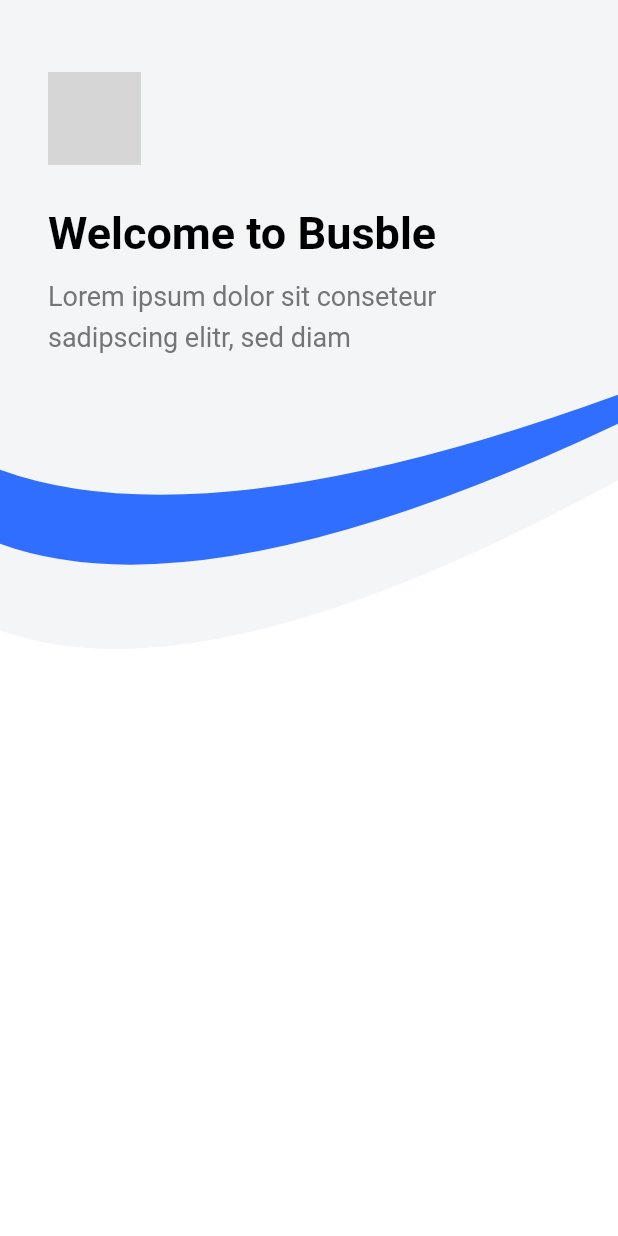
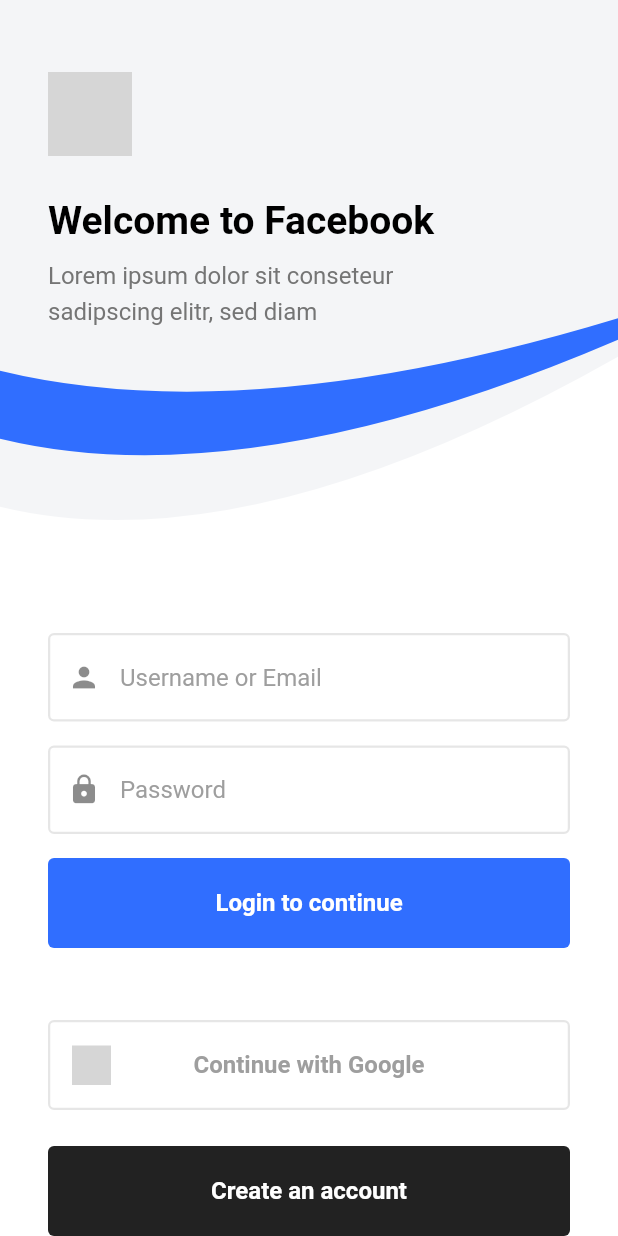
Before and after one commit to Danopie/onboarding_concept, a Flutter app: the LoginPage screen opened directly, on a phone screen of 412 x 824 dp. Run offline on Flutter 3.47's test engine with Material 2 defaults, Android fonts, the phone set to English and light mode, and no system bars; our stand-ins replace flutter_svg; network calls fail; grey boxes are pictures that could not be loaded.

```diff
--- a/lib/login_page.dart
+++ b/lib/login_page.dart
@@ -1,4 +1,7 @@
+import 'package:flutter/cupertino.dart';
 import 'package:flutter/material.dart';
+import 'package:flutter/widgets.dart';
+import 'package:flutter_svg/flutter_svg.dart';
 import 'package:onboardingconcept/constants.dart';
 import 'package:onboardingconcept/onboarding_page.dart';
 
@@ -27,7 +30,8 @@ class _LoginPageState extends State<LoginPage> {
     return Scaffold(
       backgroundColor: Colors.white,
       body: Stack(
-        children: [
+        children: <Widget>[
+          buildForms(context),
           buildSecondBackgroundCurve(context),
           buildFirstBackgroundCurve(context),
           buildHeader(context),
@@ -41,8 +45,8 @@ class _LoginPageState extends State<LoginPage> {
     return ClipPath(
       clipper: CurveClipper(
         lowerHeightRatio: 1.0,
-        upperHeightRatio: 0.38,
-        rightOffset: 50,
+        upperHeightRatio: 0.3,
+        rightOffset: 35,
         animation: CurvedAnimation(
             parent: animation, curve: Interval(0.3, 0.8, curve: Curves.easeIn)),
       ),
@@ -57,46 +61,36 @@ class _LoginPageState extends State<LoginPage> {
           children: [
             FadeTransition(
                 opacity:
-                    CurvedAnimation(parent: animation, curve: Interval(0, 0.2)),
+                    CurvedAnimation(parent: animation, curve: Interval(0, 0.3)),
                 child: Logo(
-                  size: 62,
+                  size: 56,
                 )),
             Container(
               height: 28,
             ),
-            FadeTransition(
-              opacity: Tween<double>(begin: 0.0, end: 1.0).animate(
-                  CurvedAnimation(
-                      parent: animation, curve: Interval(0.1, 0.4))),
-              child: SlideTransition(
-                position: Tween<Offset>(begin: Offset(0, 1), end: Offset.zero)
-                    .animate(CurvedAnimation(
-                        parent: animation, curve: Interval(0.1, 0.4))),
+            FadeAndSlideInWidget(
+              animation:
+                  CurvedAnimation(parent: animation, curve: Interval(0.1, 0.4)),
+              slideOffset: Offset(0, 1),
               child: Text(
-                  "Welcome to Busble",
+                "Welcome to Facebook",
                 style: TextStyle(
-                      fontSize: 30,
+                    fontSize: 26,
                     color: Colors.black,
                     fontWeight: FontWeight.bold),
               ),
             ),
+            Container(
+              height: 8,
             ),
-            Container(
-              height: 10,
-            ),
-            FadeTransition(
-              opacity: Tween<double>(begin: 0.0, end: 1.0).animate(
-                  CurvedAnimation(
-                      parent: animation, curve: Interval(0.1, 0.4))),
-              child: SlideTransition(
-                position: Tween<Offset>(begin: Offset(0, 1.5), end: Offset.zero)
-                    .animate(CurvedAnimation(
-                        parent: animation, curve: Interval(0.1, 0.4))),
+            FadeAndSlideInWidget(
+              animation:
+                  CurvedAnimation(parent: animation, curve: Interval(0.1, 0.4)),
+              slideOffset: Offset(0, 1.5),
               child: Text(
                 "Lorem ipsum dolor sit conseteur\nsadipscing elitr, sed diam",
                 style: TextStyle(
-                      fontSize: 18, color: Colors.grey[600], height: 1.5),
-                ),
+                    fontSize: 16, color: Colors.grey[600], height: 1.5),
               ),
             ),
           ],
@@ -110,11 +104,15 @@ class _LoginPageState extends State<LoginPage> {
     return ClipPath(
       clipper: CurveClipper(
           lowerHeightRatio: 1.0,
-          upperHeightRatio: 0.44,
-          rightOffset: 80,
+          upperHeightRatio: 0.355,
+          rightOffset: 66,
           animation: CurvedAnimation(
               parent: animation,
-              curve: Interval(0.5, 0.85, curve: Curves.easeIn))),
+              curve: Interval(
+                0.5,
+                0.8,
+                curve: Curves.easeIn,
+              ))),
       child: Container(
         color: kBlue,
       ),
@@ -126,13 +124,225 @@ class _LoginPageState extends State<LoginPage> {
     return ClipPath(
       clipper: CurveClipper(
           lowerHeightRatio: 2.0,
-          upperHeightRatio: 0.51,
+          upperHeightRatio: 0.41,
           rightOffset: 100,
           animation: CurvedAnimation(
               parent: animation,
-              curve: Interval(0.6, 0.9, curve: Curves.easeIn))),
+              curve: Interval(0.6, 0.8, curve: Curves.easeIn))),
       child: Container(
         color: kGrey,
+      ),
+    );
+  }
+
+  Widget buildForms(BuildContext context) {
+    final animation = ModalRoute.of(context).animation;
+    final curvedAnimation = CurvedAnimation(
+        parent: animation, curve: Interval(0.82, 1.0, curve: Curves.easeInOut));
+    return Container(
+      margin: EdgeInsets.symmetric(horizontal: kPaddingL),
+      child: Column(
+        children: [
+          Spacer(
+            flex: 3,
+          ),
+          Expanded(
+            flex: 4,
+            child: Column(
+              mainAxisAlignment: MainAxisAlignment.end,
+              children: [
+                FadeAndSlideInWidget(
+                  slideOffset: Offset(0, 0.5),
+                  animation: curvedAnimation,
+                  child: InputTextField(
+                    icon: Icons.person,
+                    text: "Username or Email",
+                  ),
+                ),
+                Container(
+                  height: 16,
+                ),
+                FadeAndSlideInWidget(
+                  slideOffset: Offset(0, 0.75),
+                  animation: curvedAnimation,
+                  child: InputTextField(
+                    icon: Icons.lock,
+                    text: "Password",
+                  ),
+                ),
+                Container(
+                  height: 16,
+                ),
+                FadeAndSlideInWidget(
+                    slideOffset: Offset(0, 1),
+                    animation: curvedAnimation,
+                    child: LoginButton()),
+                Container(
+                  height: 48,
+                ),
+                FadeAndSlideInWidget(
+                    slideOffset: Offset(0, 1.25),
+                    animation: curvedAnimation,
+                    child: GoogleButton()),
+                Container(
+                  height: 24,
+                ),
+                FadeAndSlideInWidget(
+                    slideOffset: Offset(0, 1.5),
+                    animation: curvedAnimation,
+                    child: CreateAccountButton()),
+              ],
+            ),
+          ),
+          Container(
+            height: MediaQuery.of(context).padding.bottom,
+          ),
+        ],
+      ),
+    );
+  }
+}
+
+class FadeAndSlideInWidget extends StatelessWidget {
+  final Animation<double> animation;
+  final Widget child;
+  final Offset slideOffset;
+
+  const FadeAndSlideInWidget(
+      {Key key, this.animation, this.child, this.slideOffset})
+      : super(key: key);
+
+  @override
+  Widget build(BuildContext context) {
+    return FadeTransition(
+      opacity: Tween<double>(begin: 0.0, end: 1.0).animate(animation),
+      child: SlideTransition(
+        position: Tween<Offset>(begin: slideOffset, end: Offset.zero)
+            .animate(animation),
+        child: child,
+      ),
+    );
+  }
+}
+
+class GoogleButton extends StatelessWidget {
+  const GoogleButton({
+    Key key,
+  }) : super(key: key);
+
+  @override
+  Widget build(BuildContext context) {
+    return Stack(
+      alignment: Alignment.center,
+      children: [
+        Positioned(
+            left: kPaddingM,
+            child: SvgPicture.network(
+              "https://image.flaticon.com/icons/svg/2702/2702602.svg",
+              height: 26,
+            )),
+        Container(
+          height: 60,
+          width: double.infinity,
+          decoration: BoxDecoration(
+            borderRadius: BorderRadius.circular(4),
+            border: Border.all(
+                color: Colors.grey[300].withOpacity(0.8), width: 1.5),
+          ),
+          alignment: Alignment.center,
+          child: Text(
+            "Continue with Google",
+            style: TextStyle(
+                color: Colors.grey.shade500,
+                fontSize: 16,
+                fontWeight: FontWeight.bold),
+          ),
+        ),
+      ],
+    );
+  }
+}
+
+class CreateAccountButton extends StatelessWidget {
+  const CreateAccountButton({
+    Key key,
+  }) : super(key: key);
+
+  @override
+  Widget build(BuildContext context) {
+    return Container(
+      height: 60,
+      width: double.infinity,
+      decoration: BoxDecoration(
+        color: Colors.black87,
+        borderRadius: BorderRadius.circular(4),
+      ),
+      alignment: Alignment.center,
+      child: Text(
+        "Create an account",
+        style:
+            TextStyle(color: kWhite, fontSize: 16, fontWeight: FontWeight.bold),
+      ),
+    );
+  }
+}
+
+class LoginButton extends StatelessWidget {
+  const LoginButton({
+    Key key,
+  }) : super(key: key);
+
+  @override
+  Widget build(BuildContext context) {
+    return Container(
+      height: 60,
+      width: double.infinity,
+      decoration: BoxDecoration(
+        color: kBlue,
+        borderRadius: BorderRadius.circular(4),
+      ),
+      alignment: Alignment.center,
+      child: Text(
+        "Login to continue",
+        style:
+            TextStyle(color: kWhite, fontSize: 16, fontWeight: FontWeight.bold),
+      ),
+    );
+  }
+}
+
+class InputTextField extends StatelessWidget {
+  final IconData icon;
+  final String text;
+
+  const InputTextField({
+    Key key,
+    this.icon,
+    this.text,
+  }) : super(key: key);
+
+  @override
+  Widget build(BuildContext context) {
+    final border = OutlineInputBorder(
+      borderSide:
+          BorderSide(width: 1.5, color: Colors.grey[300].withOpacity(0.8)),
+      borderRadius: BorderRadius.circular(4),
+    );
+    return Theme(
+      data: Theme.of(context).copyWith(
+          primaryColor: kLightBlue, textSelectionColor: Colors.grey[300]),
+      child: TextField(
+        cursorColor: kLightBlue,
+        decoration: InputDecoration(
+          hintText: text,
+          hintStyle: TextStyle(color: Colors.grey.shade500),
+          prefixIcon: Icon(
+            icon,
+            size: 22,
+          ),
+          border: border,
+          enabledBorder: border,
+        ),
       ),
     );
   }
@@ -160,7 +370,7 @@ class CurveClipper extends CustomClipper<Path> {
             .evaluate(animation);
     path.lineTo(0, height);
     path.quadraticBezierTo(
-        size.width * 1 / 3, height + 50, size.width, height - rightOffset);
+        size.width * 0.4, height + 40, size.width, height - rightOffset);
     path.lineTo(size.width, 0);
     path.close();
     return path;
```
Lines whose indentation alone changed are shown as unchanged.
